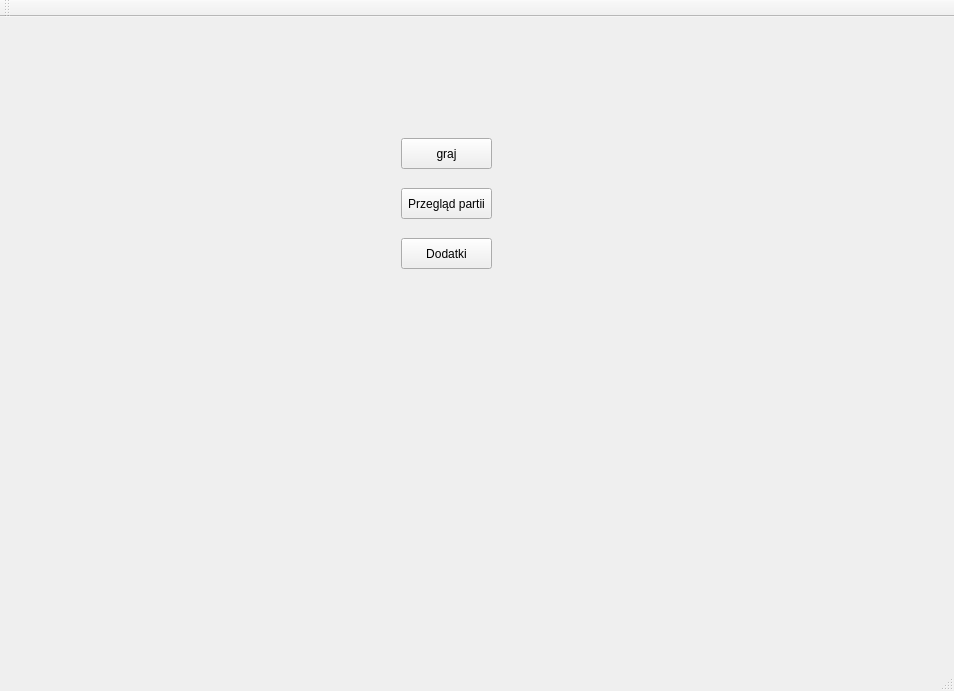
xDepcio/chess-cpp, file ChessAppQt/ChessAppQt.ui: the form before one commit.
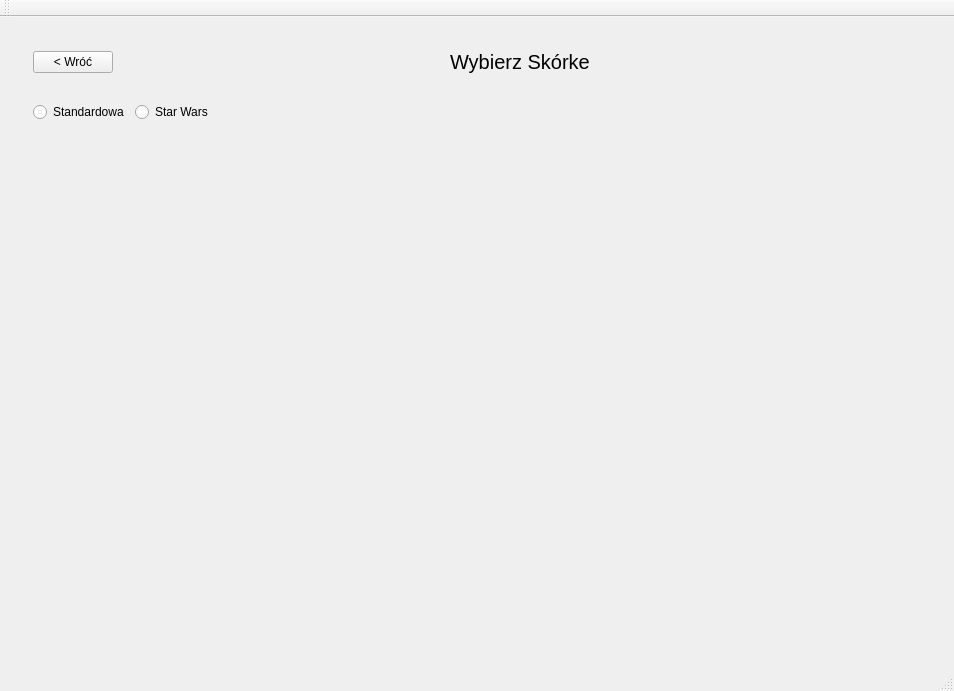
The form after the commit. The open tabs and pages were chosen to show the change. Custom widgets are drawn as their Qt base class.

Commit message: Added skins manager maniputation to GUI

What changed in the file:
```diff
--- a/ChessAppQt/ChessAppQt.ui
+++ b/ChessAppQt/ChessAppQt.ui
@@ -2261,6 +2261,105 @@
         </item>
        </layout>
       </widget>
+      <widget class="QWidget" name="page_3">
+       <layout class="QVBoxLayout" name="verticalLayout_2">
+        <item>
+         <widget class="QWidget" name="widget_4" native="true">
+          <property name="sizePolicy">
+           <sizepolicy hsizetype="Preferred" vsizetype="Maximum">
+            <horstretch>0</horstretch>
+            <verstretch>0</verstretch>
+           </sizepolicy>
+          </property>
+          <layout class="QHBoxLayout" name="horizontalLayout_10">
+           <item>
+            <widget class="QPushButton" name="skinsBackBtn">
+             <property name="sizePolicy">
+              <sizepolicy hsizetype="Maximum" vsizetype="Maximum">
+               <horstretch>0</horstretch>
+               <verstretch>0</verstretch>
+              </sizepolicy>
+             </property>
+             <property name="text">
+              <string>&lt; Wróć</string>
+             </property>
+            </widget>
+           </item>
+           <item>
+            <spacer name="horizontalSpacer_2">
+             <property name="orientation">
+              <enum>Qt::Horizontal</enum>
+             </property>
+             <property name="sizeHint" stdset="0">
+              <size>
+               <width>40</width>
+               <height>20</height>
+              </size>
+             </property>
+            </spacer>
+           </item>
+           <item>
+            <widget class="QLabel" name="label">
+             <property name="sizePolicy">
+              <sizepolicy hsizetype="Maximum" vsizetype="Maximum">
+               <horstretch>0</horstretch>
+               <verstretch>0</verstretch>
+              </sizepolicy>
+             </property>
+             <property name="font">
+              <font>
+               <pointsize>15</pointsize>
+              </font>
+             </property>
+             <property name="text">
+              <string>Wybierz Skórke</string>
+             </property>
+            </widget>
+           </item>
+           <item>
+            <spacer name="horizontalSpacer">
+             <property name="orientation">
+              <enum>Qt::Horizontal</enum>
+             </property>
+             <property name="sizeHint" stdset="0">
+              <size>
+               <width>40</width>
+               <height>20</height>
+              </size>
+             </property>
+            </spacer>
+           </item>
+          </layout>
+         </widget>
+        </item>
+        <item>
+         <widget class="QWidget" name="widget_6" native="true">
+          <property name="sizePolicy">
+           <sizepolicy hsizetype="Preferred" vsizetype="Preferred">
+            <horstretch>0</horstretch>
+            <verstretch>0</verstretch>
+           </sizepolicy>
+          </property>
+          <layout class="QFormLayout" name="formLayout">
+           <item row="0" column="0">
+            <widget class="QRadioButton" name="radioBtnStandard">
+             <property name="text">
+              <string>Standardowa</string>
+             </property>
+            </widget>
+           </item>
+           <item row="0" column="1">
+            <widget class="QRadioButton" name="radioBtnStarWars">
+             <property name="text">
+              <string>Star Wars</string>
+             </property>
+            </widget>
+           </item>
+          </layout>
+         </widget>
+        </item>
+       </layout>
+      </widget>
       <widget class="QWidget" name="page_2">
        <widget class="QPushButton" name="menuPlayBtn">
         <property name="geometry">
@@ -2298,7 +2397,7 @@
          </rect>
         </property>
         <property name="text">
-         <string>Dodatki</string>
+         <string>Skórki</string>
         </property>
        </widget>
       </widget>
```
Left out of the diff: 4 changed lines with no effect on the pictures. The commit also changes 2 other files.
